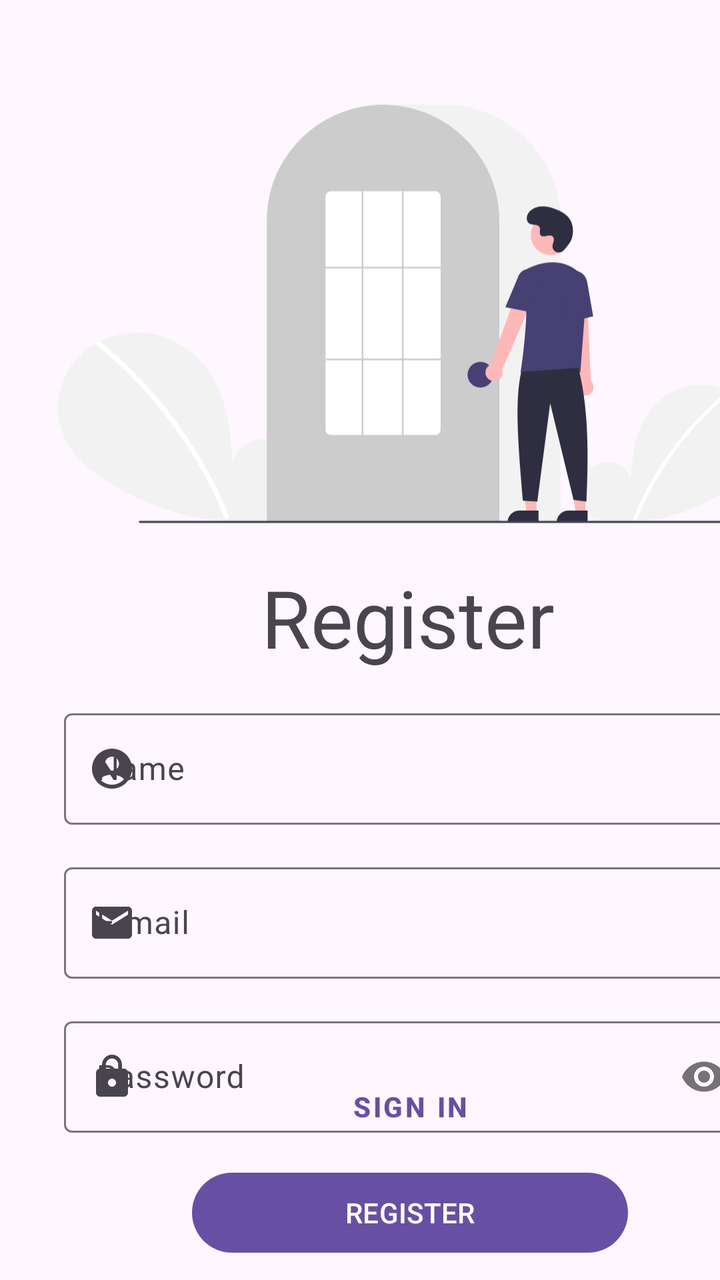
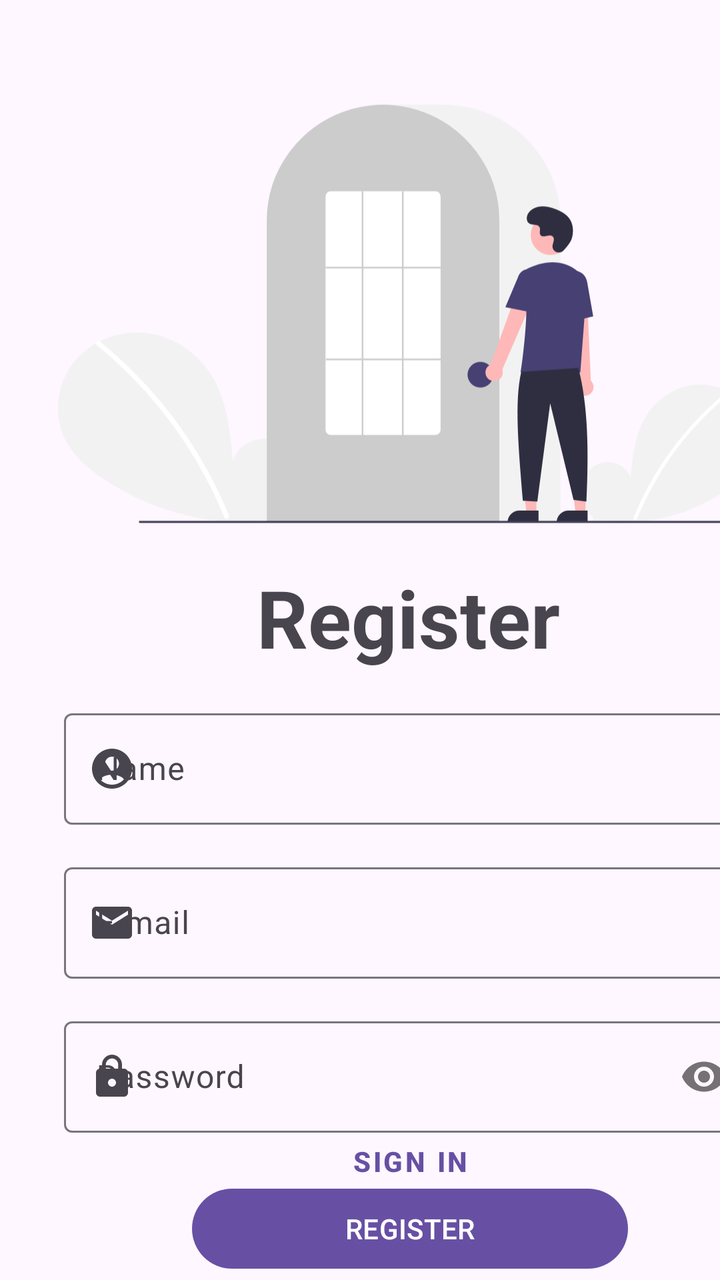

An Android layout rendered at two revisions. The XML below is the earlier revision; the diff shows what the commit changed to produce the second picture.
<!-- AndroidManifest.xml: application theme Theme.Foodalchemy -->
<!-- res/layout/fragment_registrazione.xml -->
<?xml version="1.0" encoding="utf-8"?>
<androidx.constraintlayout.widget.ConstraintLayout xmlns:android="http://schemas.android.com/apk/res/android"
    xmlns:app="http://schemas.android.com/apk/res-auto"
    xmlns:tools="http://schemas.android.com/tools"
    android:layout_width="match_parent"
    android:layout_height="match_parent"
    tools:context=".ui.AuthActivity">

    <ImageView
        android:id="@+id/imageView2"
        android:layout_width="350dp"
        android:layout_height="250dp"
        android:layout_marginTop="32dp"
        android:src="@drawable/undraw_login_re_4vu2"
        app:layout_constraintBottom_toTopOf="@+id/textView3"
        app:layout_constraintEnd_toStartOf="@+id/guideline6"
        app:layout_constraintStart_toStartOf="@+id/guideline5"
        app:layout_constraintTop_toTopOf="parent" />

    <TextView
        android:id="@+id/textView3"
        android:layout_width="wrap_content"
        android:layout_height="wrap_content"
        android:text="@string/register_textview"
        android:textSize="40sp"
        app:layout_constraintEnd_toStartOf="@+id/guideline6"
        app:layout_constraintStart_toStartOf="@+id/guideline5"
        app:layout_constraintTop_toBottomOf="@+id/imageView2" />

    <androidx.constraintlayout.widget.Guideline
        android:id="@+id/guideline5"
        android:layout_width="wrap_content"
        android:layout_height="wrap_content"
        android:orientation="vertical"
        app:layout_constraintGuide_begin="32dp" />

    <androidx.constraintlayout.widget.Guideline
        android:id="@+id/guideline6"
        android:layout_width="0dp"
        android:layout_height="wrap_content"
        android:layout_marginEnd="32dp"
        android:orientation="vertical"
        app:layout_constraintEnd_toEndOf="parent"
        app:layout_constraintGuide_begin="376dp" />

    <com.google.android.material.textfield.TextInputLayout
        android:id="@+id/email_input_layout"
        android:layout_width="0dp"
        android:layout_height="wrap_content"
        android:layout_marginTop="16dp"
        android:layout_marginBottom="16dp"
        app:layout_constraintBottom_toTopOf="@+id/password_input_layout"
        app:layout_constraintEnd_toStartOf="@+id/guideline6"
        app:layout_constraintStart_toStartOf="@+id/guideline5"
        app:layout_constraintTop_toBottomOf="@+id/nameInputLayout"
        app:startIconDrawable="@drawable/baseline_email_24">

        <com.google.android.material.textfield.TextInputEditText
            android:layout_width="match_parent"
            android:layout_height="wrap_content"
            android:hint="@string/email_hint"
            android:inputType="textEmailAddress" />
    </com.google.android.material.textfield.TextInputLayout>

    <com.google.android.material.textfield.TextInputLayout
        android:id="@+id/password_input_layout"
        android:layout_width="0dp"
        android:layout_height="wrap_content"
        android:layout_marginTop="16dp"
        app:layout_constraintEnd_toStartOf="@+id/guideline6"
        app:layout_constraintStart_toStartOf="@+id/guideline5"
        app:layout_constraintTop_toBottomOf="@+id/email_input_layout"
        app:passwordToggleEnabled="true"
        app:startIconDrawable="@drawable/baseline_lock_24">

        <com.google.android.material.textfield.TextInputEditText
            android:layout_width="match_parent"
            android:layout_height="wrap_content"
            android:hint="@string/password_hint"
            android:inputType="textPassword"
            android:password="true" />
    </com.google.android.material.textfield.TextInputLayout>

    <com.google.android.material.textfield.TextInputLayout
        android:id="@+id/nameInputLayout"
        android:layout_width="0dp"
        android:layout_height="wrap_content"
        android:layout_marginTop="16dp"
        app:layout_constraintEnd_toStartOf="@+id/guideline6"
        app:layout_constraintStart_toStartOf="@+id/guideline5"
        app:layout_constraintTop_toBottomOf="@+id/textView3"
        app:startIconDrawable="@drawable/baseline_account_circle_24">

        <com.google.android.material.textfield.TextInputEditText
            android:layout_width="match_parent"
            android:layout_height="wrap_content"
            android:hint="@string/name_hint" />
    </com.google.android.material.textfield.TextInputLayout>

    <Button
        android:id="@+id/button_register"
        style="@style/Widget.Material3.Button"
        android:layout_width="0dp"
        android:layout_height="wrap_content"
        android:layout_marginTop="16dp"
        android:text="@string/register_button"
        android:textSize="14sp"
        app:layout_constraintEnd_toStartOf="@+id/guideline9"
        app:layout_constraintStart_toStartOf="@+id/guideline8"
        app:layout_constraintTop_toBottomOf="@+id/password_input_layout" />

    <androidx.constraintlayout.widget.Guideline
        android:id="@+id/guideline8"
        android:layout_width="wrap_content"
        android:layout_height="wrap_content"
        android:orientation="vertical"
        app:layout_constraintGuide_begin="96dp" />

    <androidx.constraintlayout.widget.Guideline
        android:id="@+id/guideline9"
        android:layout_width="wrap_content"
        android:layout_height="wrap_content"
        android:orientation="vertical"
        app:layout_constraintGuide_begin="314dp" />

    <TextView
        android:id="@+id/textView4"
        android:layout_width="wrap_content"
        android:layout_height="wrap_content"
        android:layout_marginTop="16dp"
        android:text="@string/register_textview2"
        android:textSize="14sp"
        app:layout_constraintEnd_toStartOf="@+id/guideline9"
        app:layout_constraintStart_toStartOf="@+id/guideline8"
        app:layout_constraintTop_toBottomOf="@+id/button_register" />

    <Button
        android:id="@+id/button_signin"
        style="@style/Widget.MaterialComponents.Button.TextButton"
        android:layout_width="wrap_content"
        android:layout_height="wrap_content"
        android:layout_marginBottom="199dp"
        android:text="@string/signin_button"
        android:textStyle="bold"
        app:layout_constraintBottom_toBottomOf="parent"
        app:layout_constraintEnd_toStartOf="@+id/guideline9"
        app:layout_constraintStart_toStartOf="@+id/guideline8"
        app:layout_constraintTop_toBottomOf="@+id/textView4" />

</androidx.constraintlayout.widget.ConstraintLayout>
<!-- resources referenced by this layout -->
<resources>
  <!-- drawable baseline_account_circle_24 (drawable) -->
  <vector android:height="24dp" android:tint="#000000"
      android:viewportHeight="24" android:viewportWidth="24"
      android:width="24dp" xmlns:android="http://schemas.android.com/apk/res/android">
      <path android:fillColor="@android:color/white" android:pathData="M12,2C6.48,2 2,6.48 2,12s4.48,10 10,10s10,-4.48 10,-10S17.52,2 12,2zM12,6c1.93,0 3.5,1.57 3.5,3.5S13.93,13 12,13s-3.5,-1.57 -3.5,-3.5S10.07,6 12,6zM12,20c-2.03,0 -4.43,-0.82 -6.14,-2.88C7.55,15.8 9.68,15 12,15s4.45,0.8 6.14,2.12C16.43,19.18 14.03,20 12,20z"/>
  </vector>
  <!-- drawable baseline_email_24 (drawable) -->
  <vector android:height="24dp" android:tint="#000000"
      android:viewportHeight="24" android:viewportWidth="24"
      android:width="24dp" xmlns:android="http://schemas.android.com/apk/res/android">
      <path android:fillColor="@android:color/white" android:pathData="M20,4L4,4c-1.1,0 -1.99,0.9 -1.99,2L2,18c0,1.1 0.9,2 2,2h16c1.1,0 2,-0.9 2,-2L22,6c0,-1.1 -0.9,-2 -2,-2zM20,8l-8,5 -8,-5L4,6l8,5 8,-5v2z"/>
  </vector>
  <!-- drawable baseline_lock_24 (drawable) -->
  <vector android:height="24dp" android:tint="#000000"
      android:viewportHeight="24" android:viewportWidth="24"
      android:width="24dp" xmlns:android="http://schemas.android.com/apk/res/android">
      <path android:fillColor="@android:color/white" android:pathData="M18,8h-1L17,6c0,-2.76 -2.24,-5 -5,-5S7,3.24 7,6v2L6,8c-1.1,0 -2,0.9 -2,2v10c0,1.1 0.9,2 2,2h12c1.1,0 2,-0.9 2,-2L20,10c0,-1.1 -0.9,-2 -2,-2zM12,17c-1.1,0 -2,-0.9 -2,-2s0.9,-2 2,-2 2,0.9 2,2 -0.9,2 -2,2zM15.1,8L8.9,8L8.9,6c0,-1.71 1.39,-3.1 3.1,-3.1 1.71,0 3.1,1.39 3.1,3.1v2z"/>
  </vector>
  <!-- drawable undraw_login_re_4vu2: vector/xml drawable (drawable, 5564 chars, omitted) -->
  <string name="email_hint">E-mail</string>
  <string name="name_hint">Name</string>
  <string name="password_hint">Password</string>
  <string name="register_button">REGISTER</string>
  <string name="register_textview">Register</string>
  <string name="register_textview2">Already registered?</string>
  <string name="signin_button">SIGN IN</string>
  <style name="Theme.Foodalchemy" parent="Base.Theme.Foodalchemy" />
  <style name="Base.Theme.Foodalchemy" parent="Theme.Material3.DayNight.NoActionBar">
          
          
      </style>
</resources>

<!-- the commit's change to res/layout/fragment_registrazione.xml (unified diff, before → after) -->
@@ -23,6 +23,7 @@
         android:layout_height="wrap_content"
         android:text="@string/register_textview"
         android:textSize="40sp"
+        android:textStyle="bold"
         app:layout_constraintEnd_toStartOf="@+id/guideline6"
         app:layout_constraintStart_toStartOf="@+id/guideline5"
         app:layout_constraintTop_toBottomOf="@+id/imageView2" />
@@ -53,7 +54,8 @@
         app:layout_constraintEnd_toStartOf="@+id/guideline6"
         app:layout_constraintStart_toStartOf="@+id/guideline5"
         app:layout_constraintTop_toBottomOf="@+id/nameInputLayout"
-        app:startIconDrawable="@drawable/baseline_email_24">
+        app:startIconDrawable="@drawable/baseline_email_24"
+        app:endIconMode="clear_text">
 
         <com.google.android.material.textfield.TextInputEditText
             android:layout_width="match_parent"
@@ -89,7 +91,8 @@
         app:layout_constraintEnd_toStartOf="@+id/guideline6"
         app:layout_constraintStart_toStartOf="@+id/guideline5"
         app:layout_constraintTop_toBottomOf="@+id/textView3"
-        app:startIconDrawable="@drawable/baseline_account_circle_24">
+        app:startIconDrawable="@drawable/baseline_account_circle_24"
+        app:endIconMode="clear_text">
 
         <com.google.android.material.textfield.TextInputEditText
             android:layout_width="match_parent"
@@ -102,7 +105,7 @@
         style="@style/Widget.Material3.Button"
         android:layout_width="0dp"
         android:layout_height="wrap_content"
-        android:layout_marginTop="16dp"
+        android:layout_marginTop="24dp"
         android:text="@string/register_button"
         android:textSize="14sp"
         app:layout_constraintEnd_toStartOf="@+id/guideline9"
@@ -127,7 +130,7 @@
         android:id="@+id/textView4"
         android:layout_width="wrap_content"
         android:layout_height="wrap_content"
-        android:layout_marginTop="16dp"
+        android:layout_marginTop="24dp"
         android:text="@string/register_textview2"
         android:textSize="14sp"
         app:layout_constraintEnd_toStartOf="@+id/guideline9"
@@ -139,7 +142,8 @@
         style="@style/Widget.MaterialComponents.Button.TextButton"
         android:layout_width="wrap_content"
         android:layout_height="wrap_content"
-        android:layout_marginBottom="199dp"
+        android:layout_marginTop="16dp"
+        android:layout_marginBottom="176dp"
         android:text="@string/signin_button"
         android:textStyle="bold"
         app:layout_constraintBottom_toBottomOf="parent"
